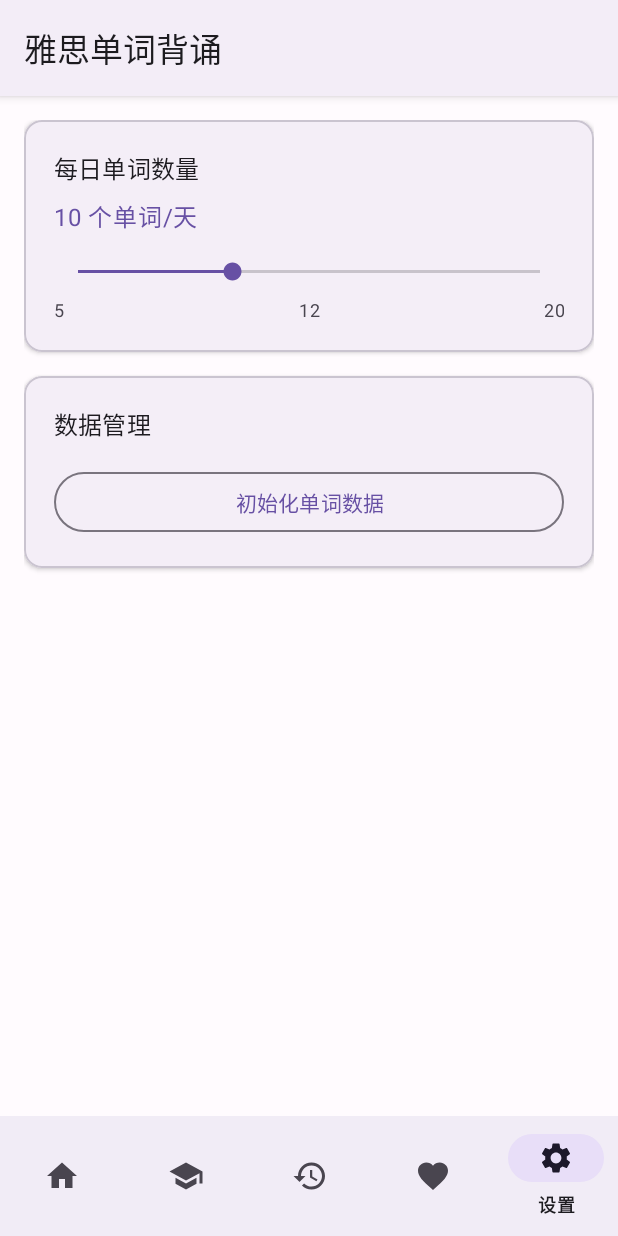
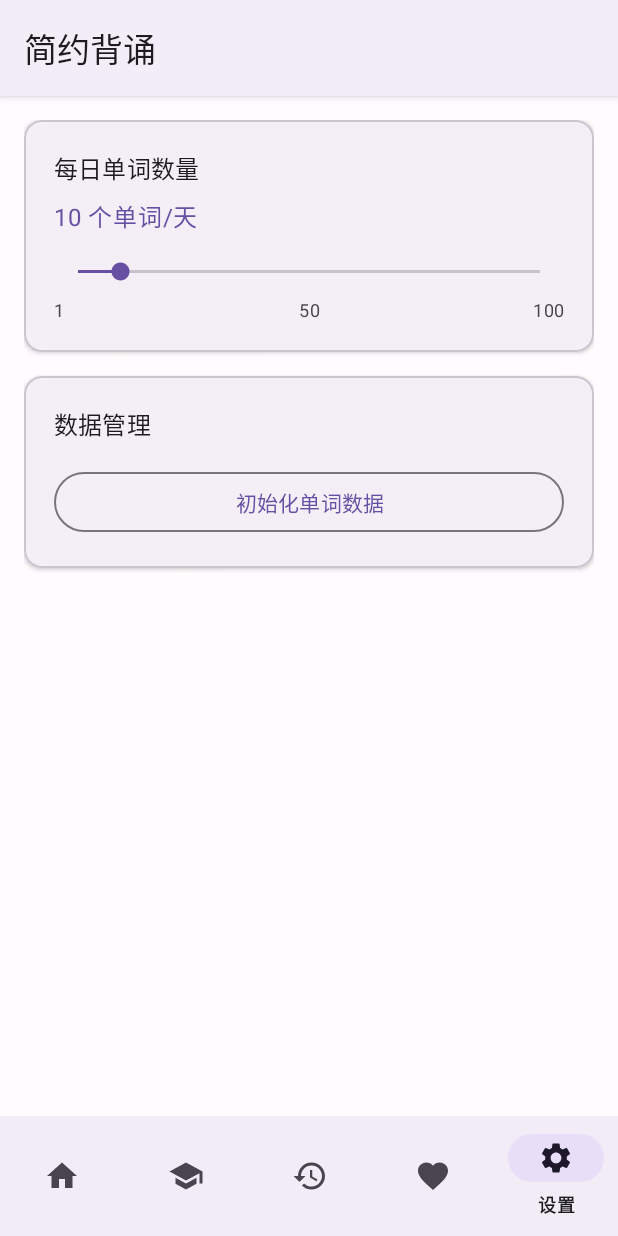
Before and after one commit to cdz-hy/JustByHeart, an Android app: the SettingsFragment screen opened through its navigation route, on a phone screen of 412 x 824 dp. Run offline under Robolectric (Android 15) with nearby library versions, the phone set to English and light mode, and no system bars; our stand-ins replace Room's generated code, navigation-ui.

Commit message:
优化项目说明文档更符合定位*；增加每日单词数量设置范围*；

```diff
--- a/app/build.gradle.kts
+++ b/app/build.gradle.kts
@@ -10,7 +10,7 @@ android {
     compileSdk = 34
 
     defaultConfig {
-        applicationId = "com.ielts.vocabulary"
+        applicationId = "com.justbyheart.vocabulary"
         minSdk = 24
         targetSdk = 34
         versionCode = 1
--- a/app/src/main/java/com/ielts/vocabulary/ui/settings/SettingsFragment.kt
+++ b/app/src/main/java/com/ielts/vocabulary/ui/settings/SettingsFragment.kt
@@ -66,14 +66,14 @@ class SettingsFragment : Fragment() {
     private fun setupUI() {
         binding.seekBarDailyWords.setOnSeekBarChangeListener(object : SeekBar.OnSeekBarChangeListener {
             override fun onProgressChanged(seekBar: SeekBar?, progress: Int, fromUser: Boolean) {
-                val wordCount = progress + 5 // 最少5个单词
+                val wordCount = progress + 1 // 最少1个单词
                 binding.textDailyWordCount.text = "$wordCount 个单词/天"
             }
 
             override fun onStartTrackingTouch(seekBar: SeekBar?) {}
 
             override fun onStopTrackingTouch(seekBar: SeekBar?) {
-                val wordCount = (seekBar?.progress ?: 0) + 5
+                val wordCount = (seekBar?.progress ?: 0) + 1
                 saveDailyWordCount(wordCount)
             }
         })
@@ -85,7 +85,7 @@ class SettingsFragment : Fragment() {
 
     private fun loadSettings() {
         val dailyWordCount = sharedPreferences.getInt(KEY_DAILY_WORD_COUNT, DEFAULT_DAILY_WORD_COUNT)
-        binding.seekBarDailyWords.progress = dailyWordCount - 5
+        binding.seekBarDailyWords.progress = dailyWordCount - 1
         binding.textDailyWordCount.text = "$dailyWordCount 个单词/天"
     }
 
--- a/app/src/main/res/layout/fragment_settings.xml
+++ b/app/src/main/res/layout/fragment_settings.xml
@@ -47,8 +47,8 @@
                     android:layout_width="match_parent"
                     android:layout_height="wrap_content"
                     android:layout_marginTop="16dp"
-                    android:max="15"
-                    android:progress="5"
+                    android:max="99"
+                    android:progress="9"
                     android:progressTint="?attr/colorPrimary"
                     android:thumbTint="?attr/colorPrimary" />
 
@@ -62,7 +62,7 @@
                         android:layout_width="0dp"
                         android:layout_height="wrap_content"
                         android:layout_weight="1"
-                        android:text="5"
+                        android:text="1"
                         android:textAppearance="@style/TextAppearance.Material3.BodySmall"
                         android:textColor="?attr/colorOnSurfaceVariant" />
 
@@ -71,7 +71,7 @@
                         android:layout_height="wrap_content"
                         android:layout_weight="1"
                         android:gravity="center"
-                        android:text="12"
+                        android:text="50"
                         android:textAppearance="@style/TextAppearance.Material3.BodySmall"
                         android:textColor="?attr/colorOnSurfaceVariant" />
 
@@ -80,7 +80,7 @@
                         android:layout_height="wrap_content"
                         android:layout_weight="1"
                         android:gravity="end"
-                        android:text="20"
+                        android:text="100"
                         android:textAppearance="@style/TextAppearance.Material3.BodySmall"
                         android:textColor="?attr/colorOnSurfaceVariant" />
 
--- a/app/src/main/res/values/strings.xml
+++ b/app/src/main/res/values/strings.xml
@@ -1,5 +1,5 @@
 <resources>
-    <string name="app_name">雅思单词背诵</string>
+    <string name="app_name">简约背诵</string>
     <string name="title_home">首页</string>
     <string name="title_study">学习</string>
     <string name="title_review">复习</string>
```
Also changed, not shown: 2 other files.
